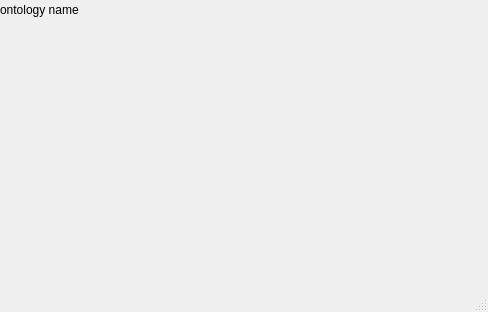
schiesem/swrl-rule-editor, file Projekt/MainWindow.ui: the form before one commit.
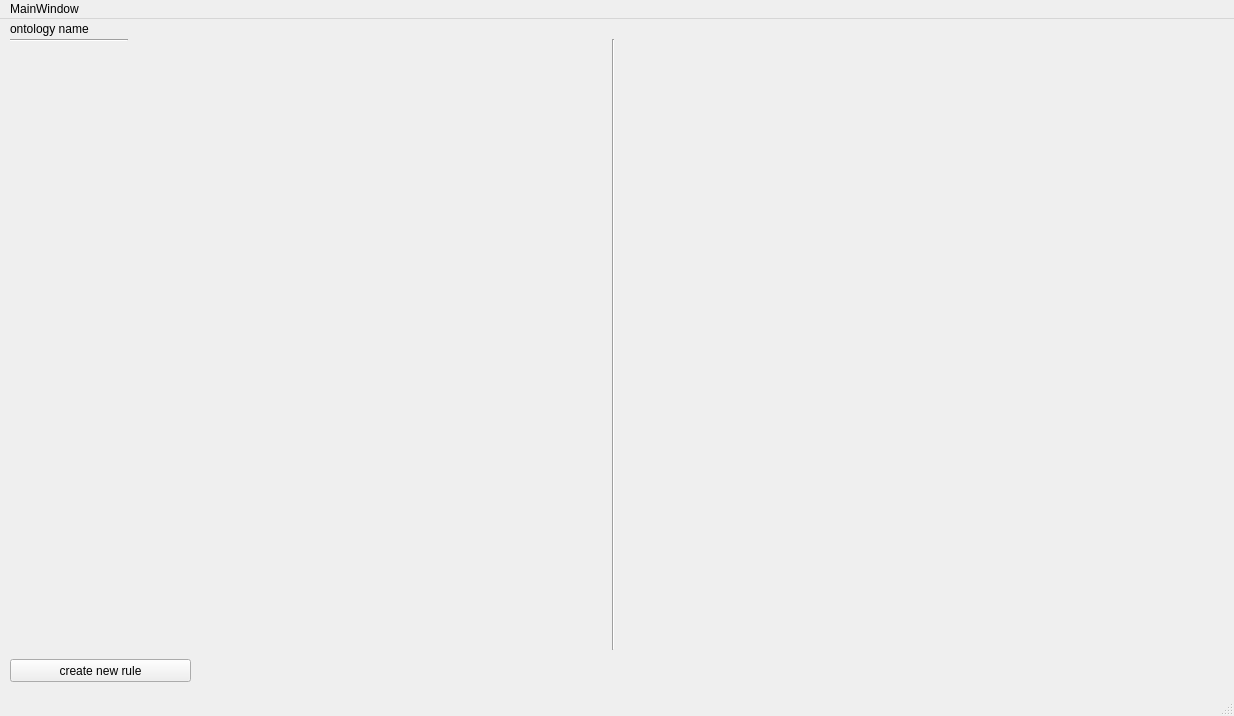
The form after the commit.

Commit message: Aufteilung Mainwindow

Diff of the .ui file:
```diff
--- a/Projekt/MainWindow.ui
+++ b/Projekt/MainWindow.ui
@@ -6,20 +6,26 @@
    <rect>
     <x>0</x>
     <y>0</y>
-    <width>488</width>
-    <height>312</height>
+    <width>1234</width>
+    <height>716</height>
    </rect>
   </property>
   <property name="windowTitle">
    <string>MainWindow</string>
   </property>
+  <property name="autoFillBackground">
+   <bool>true</bool>
+  </property>
+  <property name="styleSheet">
+   <string notr="true"/>
+  </property>
   <widget class="QWidget" name="centralwidget">
    <widget class="QLabel" name="label">
     <property name="geometry">
      <rect>
-      <x>0</x>
+      <x>10</x>
       <y>0</y>
-      <width>81</width>
+      <width>91</width>
       <height>20</height>
      </rect>
     </property>
@@ -27,16 +33,62 @@
      <string>ontology name</string>
     </property>
    </widget>
+   <widget class="Line" name="line">
+    <property name="geometry">
+     <rect>
+      <x>10</x>
+      <y>20</y>
+      <width>118</width>
+      <height>3</height>
+     </rect>
+    </property>
+    <property name="orientation">
+     <enum>Qt::Horizontal</enum>
+    </property>
+   </widget>
+   <widget class="QPushButton" name="pushButton">
+    <property name="geometry">
+     <rect>
+      <x>10</x>
+      <y>640</y>
+      <width>181</width>
+      <height>23</height>
+     </rect>
+    </property>
+    <property name="text">
+     <string>create new rule</string>
+    </property>
+   </widget>
+   <widget class="Line" name="line_2">
+    <property name="geometry">
+     <rect>
+      <x>603</x>
+      <y>20</y>
+      <width>20</width>
+      <height>611</height>
+     </rect>
+    </property>
+    <property name="orientation">
+     <enum>Qt::Vertical</enum>
+    </property>
+   </widget>
   </widget>
   <widget class="QMenuBar" name="menubar">
    <property name="geometry">
     <rect>
      <x>0</x>
      <y>0</y>
-     <width>488</width>
+     <width>1234</width>
      <height>22</height>
     </rect>
    </property>
+   <widget class="QMenu" name="menuMainWindow">
+    <property name="title">
+     <string>MainWindow</string>
+    </property>
+    <addaction name="actioncreate_new_rule"/>
+   </widget>
+   <addaction name="menuMainWindow"/>
   </widget>
   <widget class="QStatusBar" name="statusbar"/>
  </widget>
```
Left out of the diff: 11 changed lines with no effect on the pictures.
